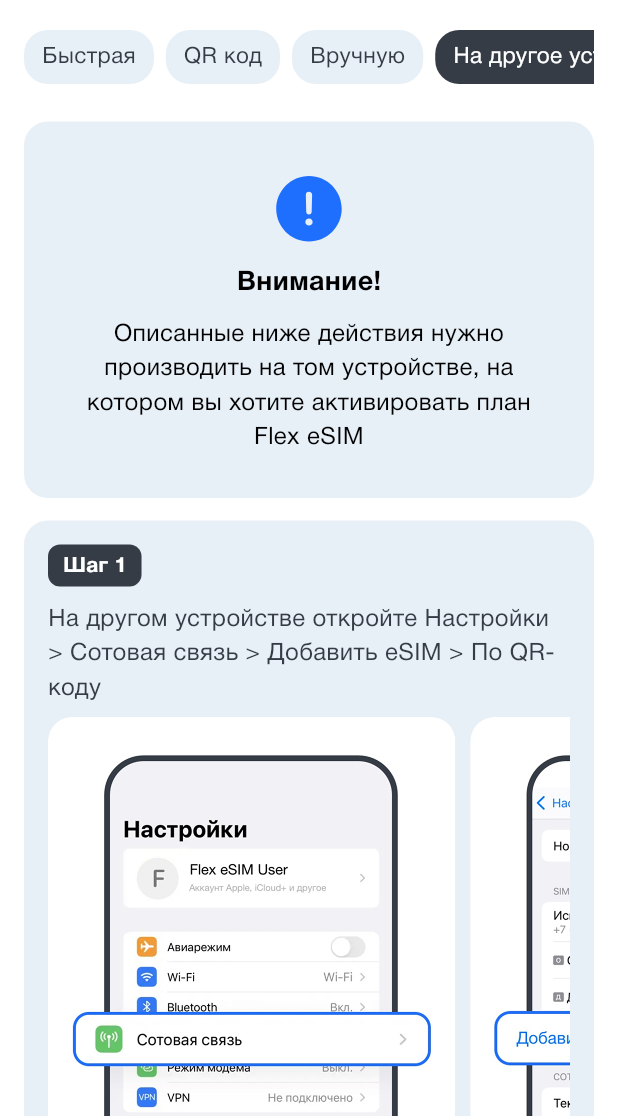
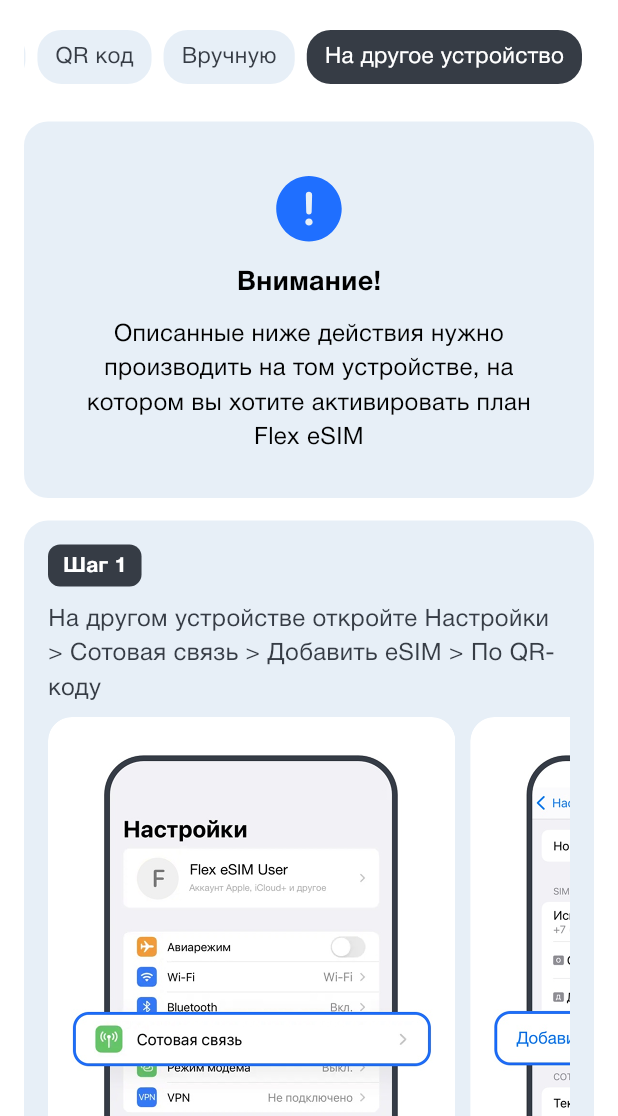
Before and after one commit to nurmek51/vink-sim, a Flutter app: the EsimSetupPage screen opened by its route, after a tap on "QR код", after a tap on "Вручную", after a tap on "На другое устройство", on a phone screen of 412 x 824 dp, the part 120-1236 px from its top. Run offline on Flutter 3.47's test engine with Material 3 defaults, Android fonts, the phone set to English and light mode, and no system bars; our stand-ins replace equatable, flutter_bloc, flutter_svg, go_router, shared_preferences, vector_graphics; accounts and stored records are empty; project files that could hold a hidden picture were left out.

Commit message:
Lazy Row of the Esim SetUp screen now  scrolls to the chosen tab

```diff
--- a/lib/features/esim_management/widgets/setup/lazy_row.dart
+++ b/lib/features/esim_management/widgets/setup/lazy_row.dart
@@ -18,25 +18,96 @@
 }
 
 class _LazyRowState extends State<LazyRow> {
+  final ScrollController _scrollController = ScrollController();
+  final GlobalKey _scrollViewKey = GlobalKey();
+  late List<GlobalKey> _itemKeys;
+
+  @override
+  void initState() {
+    super.initState();
+    _itemKeys = List.generate(widget.options.length, (_) => GlobalKey());
+  }
+
+  @override
+  void didUpdateWidget(covariant LazyRow old) {
+    super.didUpdateWidget(old);
+    if (old.options.length != widget.options.length) {
+      _itemKeys = List.generate(widget.options.length, (_) => GlobalKey());
+    }
+  }
+
+  void _onItemTap(int index) {
+    widget.onSelectedIndex(index);
+
+    final itemContext = _itemKeys[index].currentContext;
+    final scrollContext = _scrollViewKey.currentContext;
+    if (itemContext == null || scrollContext == null) return;
+
+    final RenderBox itemBox = itemContext.findRenderObject() as RenderBox;
+    final RenderBox scrollBox = scrollContext.findRenderObject() as RenderBox;
+
+    final Offset itemOffset = itemBox.localToGlobal(
+      Offset.zero,
+      ancestor: scrollBox,
+    );
+
+    final double itemLeft = itemOffset.dx;
+    final double itemRight = itemLeft + itemBox.size.width;
+    final double viewWidth = scrollBox.size.width;
+    const double padding = 16.0;
+
+    double targetOffset = _scrollController.offset;
+
+    // Если таб выходит вправо за экран — скроллим вправо
+    if (itemRight > viewWidth) {
+      targetOffset += (itemRight - viewWidth) + padding;
+    }
+    // Если таб выходит влево за экран — скроллим влево
+    else if (itemLeft < 0) {
+      targetOffset += itemLeft - padding;
+    }
+
+    // Ограничиваем в допустимых пределах
+    targetOffset = targetOffset.clamp(
+      _scrollController.position.minScrollExtent,
+      _scrollController.position.maxScrollExtent,
+    );
+
+    // Анимируем прокрутку
+    _scrollController.animateTo(
+      targetOffset,
+      duration: const Duration(milliseconds: 250),
+      curve: Curves.easeInOut,
+    );
+  }
+
+
   @override
   Widget build(BuildContext context) {
-    return SingleChildScrollView(
+    return Container(
+      key: _scrollViewKey,
+      child: SingleChildScrollView(
+        controller: _scrollController,
         scrollDirection: Axis.horizontal,
         child: Row(
           children: List.generate(widget.options.length, (index) {
             final optionText = widget.options[index];
             return Row(
               children: [
-              CustomContainer(
+                Container(
+                  key: _itemKeys[index],
+                  child: CustomContainer(
                     text: optionText,
                     isSelected: widget.selectedIndex == index,
-                onTap: () => widget.onSelectedIndex(index),
+                    onTap: () => _onItemTap(index),
+                  ),
                 ),
                 const SizedBox(width: 8,)
               ],
             );
           }),
         ),
+      ),
     );
   }
 }
```
Lines whose indentation alone changed are shown as unchanged.
